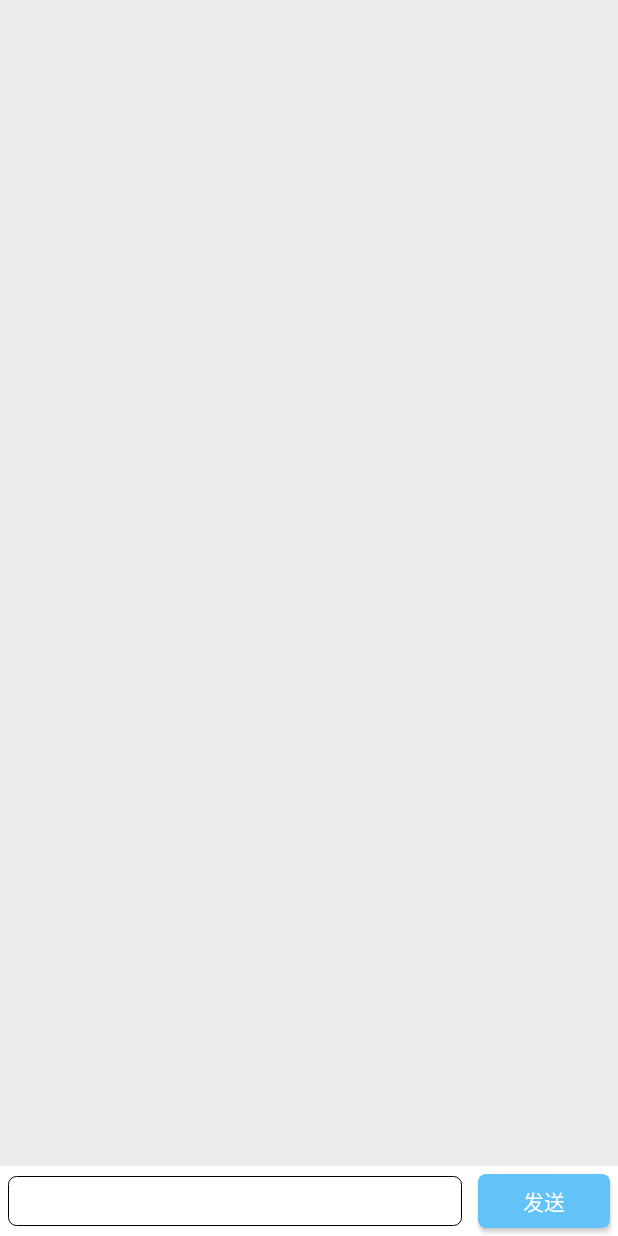
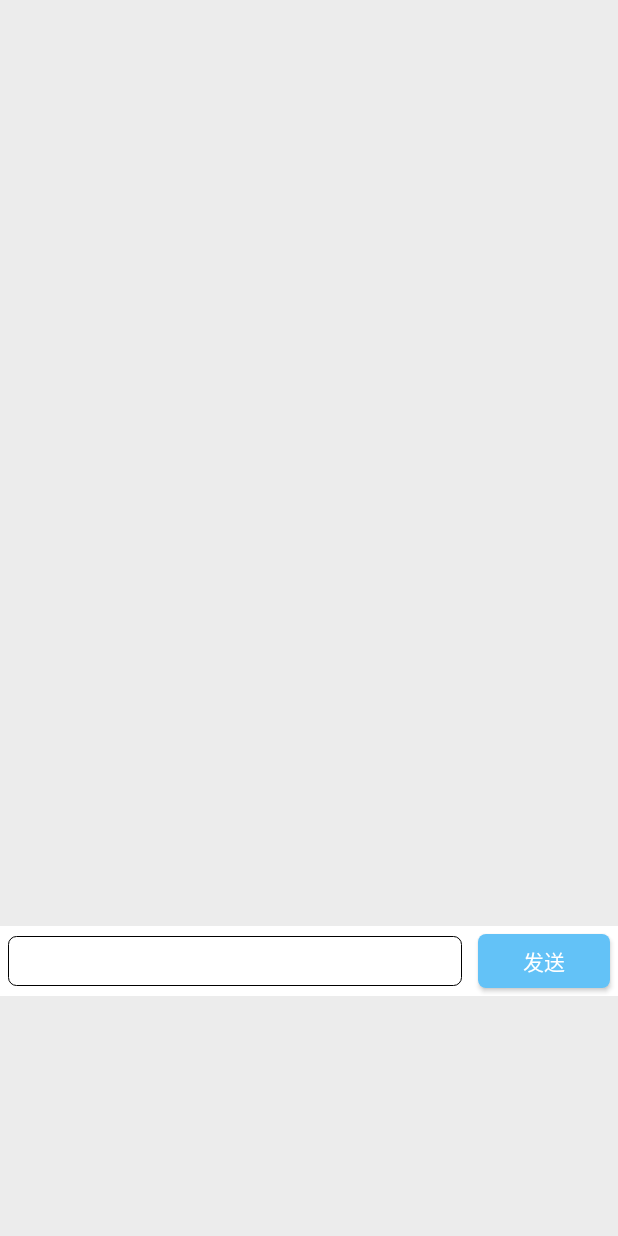
Before and after one commit to Sanerly/ImuiRecycler_master, an Android app: the layout activity_main.xml on its own in the app's theme, with its tools: preview values and no code run, on a phone screen of 412 x 824 dp. Run offline under Robolectric (Android 15) with nearby library versions, the phone set to English and light mode, and no system bars.

Commit message:
正在测试输入框的和软键盘的问题

```diff
--- a/app/src/main/res/layout/activity_main.xml
+++ b/app/src/main/res/layout/activity_main.xml
@@ -14,8 +14,8 @@
         android:layout_width="wrap_content"
         android:layout_height="wrap_content"
         android:layout_centerHorizontal="true"
-        android:visibility="gone"
-        android:layout_margin="5dp"/>
+        android:layout_margin="5dp"
+        android:visibility="gone"/>
 
     <saner.com.imlist.widget.IMRecyclerView
         android:id="@+id/recycler_view"
@@ -24,35 +24,40 @@
         android:layout_above="@+id/import_layout"
         android:layout_alignParentTop="true"/>
 
-    <RelativeLayout
+    <com.iminput.ChatInputLayout
         android:id="@+id/import_layout"
         android:layout_width="match_parent"
         android:layout_height="wrap_content"
-        android:layout_alignParentBottom="true"
-        android:background="@color/white">
+        android:layout_alignParentBottom="true"/>
+    <!--<RelativeLayout-->
+    <!--android:id="@+id/import_layout"-->
+    <!--android:layout_width="match_parent"-->
+    <!--android:layout_height="wrap_content"-->
+    <!--android:layout_alignParentBottom="true"-->
+    <!--android:background="@color/white">-->
 
-        <EditText
-            android:id="@+id/edit_import"
-            android:layout_width="match_parent"
-            android:layout_height="wrap_content"
-            android:layout_alignParentLeft="true"
-            android:layout_centerVertical="true"
-            android:layout_margin="5dp"
-            android:layout_toLeftOf="@+id/but_send"
-            android:background="@drawable/im_message_import"
-            android:padding="7dp"
-            android:textSize="13sp"/>
+    <!--<EditText-->
+    <!--android:id="@+id/edit_import"-->
+    <!--android:layout_width="match_parent"-->
+    <!--android:layout_height="wrap_content"-->
+    <!--android:layout_alignParentLeft="true"-->
+    <!--android:layout_centerVertical="true"-->
+    <!--android:layout_margin="5dp"-->
+    <!--android:layout_toLeftOf="@+id/but_send"-->
+    <!--android:background="@drawable/im_message_import"-->
+    <!--android:padding="7dp"-->
+    <!--android:textSize="13sp"/>-->
 
-        <Button
-            android:id="@+id/but_send"
-            android:layout_width="wrap_content"
-            android:layout_height="36dp"
-            android:layout_alignParentRight="true"
-            android:layout_centerVertical="true"
-            android:layout_margin="5dp"
-            android:background="@drawable/im_message_send"
-            android:text="发送"
-            android:textColor="@color/white"
-            android:textSize="14sp"/>
-    </RelativeLayout>
+    <!--<Button-->
+    <!--android:id="@+id/but_send"-->
+    <!--android:layout_width="wrap_content"-->
+    <!--android:layout_height="36dp"-->
+    <!--android:layout_alignParentRight="true"-->
+    <!--android:layout_centerVertical="true"-->
+    <!--android:layout_margin="5dp"-->
+    <!--android:background="@drawable/im_message_send"-->
+    <!--android:text="发送"-->
+    <!--android:textColor="@color/white"-->
+    <!--android:textSize="14sp"/>-->
+    <!--</RelativeLayout>-->
 </RelativeLayout>
--- a/iminput/build.gradle
+++ b/iminput/build.gradle
@@ -1,4 +1,5 @@
 apply plugin: 'com.android.library'
+apply plugin: 'kotlin-android'
 
 android {
     compileSdkVersion 26
@@ -31,4 +32,8 @@ dependencies {
     testImplementation 'junit:junit:4.12'
     androidTestImplementation 'com.android.support.test:runner:1.0.1'
     androidTestImplementation 'com.android.support.test.espresso:espresso-core:3.0.1'
+    compile "org.jetbrains.kotlin:kotlin-stdlib-jdk7:$kotlin_version"
 }
+repositories {
+    mavenCentral()
+}
--- /dev/null
+++ b/iminput/src/main/java/com/iminput/ChatInputLayout.kt
@@ -0,0 +1,44 @@
+package com.iminput
+
+import android.content.Context
+import android.util.AttributeSet
+import android.view.View
+import android.view.ViewTreeObserver
+import android.widget.LinearLayout
+import com.iminput.util.LogUtil
+
+
+/**
+ * Created by sunset on 2018/3/22.
+ */
+
+class ChatInputLayout : LinearLayout {
+
+    private  var mKeyBoardHeight:Int=0
+
+
+    constructor(context: Context?) : super(context)
+    constructor(context: Context?, attrs: AttributeSet?) : super(context, attrs)
+    constructor(context: Context?, attrs: AttributeSet?, defStyleAttr: Int) : super(context, attrs, defStyleAttr)
+    init {
+        layoutParams= LayoutParams(LayoutParams.MATCH_PARENT,LayoutParams.WRAP_CONTENT)
+        View.inflate(context,R.layout.chat_input_layout,this)
+
+    }
+
+
+    override fun onLayout(changed: Boolean, l: Int, t: Int, r: Int, b: Int) {
+        super.onLayout(changed, l, t, r, b)
+        if (mKeyBoardHeight<b){
+            LogUtil.logd("隐藏" )
+        }else{
+            LogUtil.logd("显示" )
+        }
+        if (mKeyBoardHeight!=0){
+            LogUtil.logd("bottom = ${mKeyBoardHeight-b}" )
+        }
+        mKeyBoardHeight=b
+        LogUtil.logd("bottom = $b" )
+
+    }
+}
--- a/imlist/src/main/java/saner/com/imlist/model/interfaces/KeyBoardObserver.kt
+++ b/iminput/src/main/java/com/iminput/listener/KeyBoardObserver.kt
@@ -1,4 +1,4 @@
-package saner.com.imlist.model.interfaces
+package com.iminput.listener
 
 import android.app.Activity
 import android.os.Build
@@ -7,7 +7,7 @@ import android.view.View
 import android.view.ViewTreeObserver
 
 
-class KeyBoardObserver(contextObj: Activity?) : ViewTreeObserver.OnGlobalLayoutListener {
+ class KeyBoardObserver(contextObj: Activity?) : ViewTreeObserver.OnGlobalLayoutListener {
     private val TAG = this.javaClass.simpleName
 
     private val mContentView: View?
--- /dev/null
+++ b/iminput/src/main/java/com/iminput/util/LogUtil.kt
@@ -0,0 +1,25 @@
+package com.iminput.util
+
+import android.util.Log
+
+/**
+ * Created by sunset on 2018/3/14.
+ */
+class LogUtil {
+
+    companion object {
+        private val LOG_TAG:String="IM_UI_INPUT"
+        fun loge(string: String){
+            Log.e(LOG_TAG,string)
+        }
+
+        fun logd(string: String){
+            Log.d(LOG_TAG,string)
+        }
+
+        fun logi(string: String){
+            Log.i(LOG_TAG,string)
+        }
+
+    }
+}
--- /dev/null
+++ b/iminput/src/main/res/layout/chat_input_layout.xml
@@ -0,0 +1,45 @@
+<?xml version="1.0" encoding="utf-8"?>
+<LinearLayout xmlns:android="http://schemas.android.com/apk/res/android"
+              android:layout_width="match_parent"
+              android:layout_height="wrap_content"
+              android:orientation="vertical">
+
+    <RelativeLayout
+        android:id="@+id/import_layout"
+        android:layout_width="match_parent"
+        android:layout_height="wrap_content"
+        android:layout_alignParentBottom="true"
+        android:background="@color/white">
+
+        <EditText
+            android:id="@+id/edit_import"
+            android:layout_width="match_parent"
+            android:layout_height="wrap_content"
+            android:layout_alignParentLeft="true"
+            android:layout_centerVertical="true"
+            android:layout_margin="5dp"
+            android:layout_toLeftOf="@+id/but_send"
+            android:background="@drawable/im_message_import"
+            android:padding="7dp"
+            android:textSize="13sp"/>
+
+        <Button
+            android:id="@+id/but_send"
+            android:layout_width="wrap_content"
+            android:layout_height="36dp"
+            android:layout_alignParentRight="true"
+            android:layout_centerVertical="true"
+            android:layout_margin="5dp"
+            android:background="@drawable/im_message_send"
+            android:text="发送"
+            android:textColor="@color/white"
+            android:textSize="14sp"/>
+    </RelativeLayout>
+
+    <RelativeLayout
+        android:layout_width="match_parent"
+        android:layout_height="160dp"
+        android:background="@color/default_bg">
+
+    </RelativeLayout>
+</LinearLayout>
--- /dev/null
+++ b/iminput/src/main/res/values/colors.xml
@@ -0,0 +1,13 @@
+<?xml version="1.0" encoding="utf-8"?>
+<resources>
+    <color name="colorPrimary">#3F51B5</color>
+    <color name="colorPrimaryDark">#303F9F</color>
+    <color name="colorAccent">#FF4081</color>
+
+
+    <color name="white">#FFFFFF</color>
+    <color name="black">#000000</color>
+
+    <color name="message_send">#63c2f7</color>
+    <color name="default_bg">#ECECEC</color>
+</resources>
--- a/imlist/src/main/java/saner/com/imlist/model/interfaces/IMListEventListener.kt
+++ b/imlist/src/main/java/saner/com/imlist/model/interfaces/IMListEventListener.kt
@@ -12,18 +12,22 @@ interface IMListEventListener {
      * 点击好友头像通知
      */
     fun onRightAvatar(message: IMessage)
+
     /**
      * 点击自己头像通知
      */
     fun onLeftAvatar(message: IMessage)
+
     /**
      * 列表Item点击通知
      */
     fun onItemClick(message: IMessage)
+
     /**
      * 列表Item长按通知
      */
     fun onItemLongClick(message: IMessage)
+
     /**
      * 下拉加载更多
      */
```
Also changed, not shown: app/src/main/java/com/saner/imuirecycler/MainActivity.kt (+11 -14 lines), iminput/src/main/res/drawable/im_message_import.xml (renamed from app/src/main/res/drawable/im_message_import.xml), iminput/src/main/res/drawable/im_message_send.xml (renamed from app/src/main/res/drawable/im_message_send.xml).
